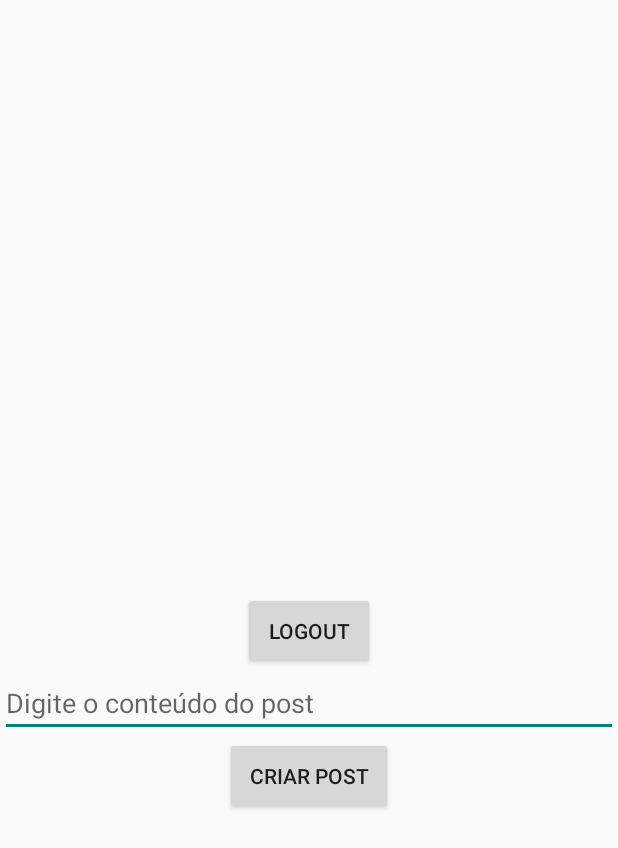
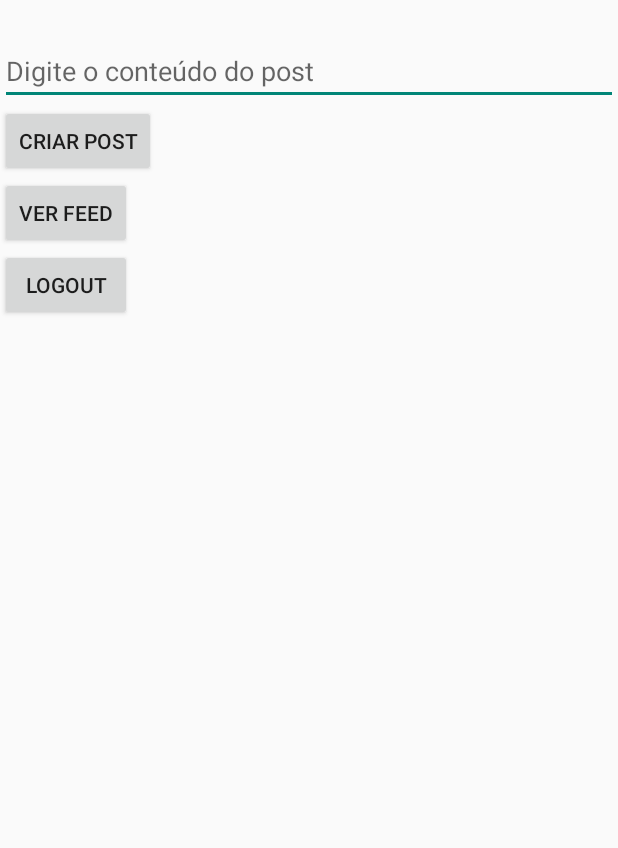
Before and after one commit to DevJPCosta/OtakuVerse-v2, an Android app: the screen it shows after launch once a user with an empty profile is signed in (HomeActivity), on a phone screen of 412 x 824 dp. Shown: the top 848 px of the screen. Run offline under Robolectric (Android 15) with nearby library versions, the phone set to English and light mode, and no system bars; our stand-ins replace Firebase (no records; nobody signed in at launch, a user with empty details on screens opened directly).

Commit message:
deu bom mesmo

```diff
--- a/app/src/main/java/com/example/myapp/HomeActivity.java
+++ b/app/src/main/java/com/example/myapp/HomeActivity.java
@@ -8,12 +8,11 @@ import android.widget.Button;
 import android.widget.EditText;
 import android.widget.TextView;
 import android.widget.Toast;
-
+import com.example.myapp.FeedActivity;
 import com.google.firebase.auth.FirebaseAuth;
 import com.google.firebase.auth.FirebaseUser;
 import com.google.firebase.database.DatabaseReference;
 import com.google.firebase.database.FirebaseDatabase;
-
 import java.util.Date;
 import java.util.Objects;
 
@@ -24,6 +23,7 @@ public class HomeActivity extends Activity {
     private Button buttonLogout;
     private EditText editTextPost;
     private Button buttonCreatePost;
+    private Button buttonViewFeed; // Botão para visualizar o feed
 
     private DatabaseReference postsRef;
 
@@ -37,6 +37,7 @@ public class HomeActivity extends Activity {
         buttonLogout = findViewById(R.id.buttonLogout);
         editTextPost = findViewById(R.id.editTextPost);
         buttonCreatePost = findViewById(R.id.buttonCreatePost);
+        buttonViewFeed = findViewById(R.id.buttonViewFeed); // Referência ao botão "Ver Feed" no layout
 
         buttonLogout.setOnClickListener(new View.OnClickListener() {
             @Override
@@ -49,6 +50,14 @@ public class HomeActivity extends Activity {
             @Override
             public void onClick(View v) {
                 createPost();
+            }
+        });
+
+        // Configurar o clique do botão "Ver Feed" para abrir a FeedActivity
+        buttonViewFeed.setOnClickListener(new View.OnClickListener() {
+            @Override
+            public void onClick(View v) {
+                redirectToFeedActivity();
             }
         });
 
@@ -70,6 +79,10 @@ public class HomeActivity extends Activity {
     private void redirectToMainActivity() {
         startActivity(new Intent(HomeActivity.this, MainActivity.class));
         finish();
+    }
+
+    private void redirectToFeedActivity() {
+        startActivity(new Intent(HomeActivity.this, FeedActivity.class));
     }
 
     private void createPost() {
--- a/app/src/main/res/layout/activity_home.xml
+++ b/app/src/main/res/layout/activity_home.xml
@@ -1,35 +1,15 @@
 <?xml version="1.0" encoding="utf-8"?>
 <LinearLayout xmlns:android="http://schemas.android.com/apk/res/android"
-    xmlns:tools="http://schemas.android.com/tools"
     android:layout_width="match_parent"
     android:layout_height="match_parent"
-    android:orientation="vertical"
-    android:gravity="center">
-
-    <TextView
-        android:id="@+id/textViewWelcome"
-        android:layout_width="wrap_content"
-        android:layout_height="wrap_content"
-        android:textSize="20sp"
-        android:textColor="@android:color/black"
-        android:padding="16dp"
-        tools:text="Bem-vindo, Usuário!" />
+    android:orientation="vertical">
 
     <TextView
         android:id="@+id/textViewUserEmail"
-        android:layout_width="wrap_content"
+        android:layout_width="match_parent"
         android:layout_height="wrap_content"
-        android:padding="16dp"
-        android:textColor="@android:color/black"
-        android:textSize="16sp"
-        tools:text="user@example.com" />
-
-    <Button
-        android:id="@+id/buttonLogout"
-        android:layout_width="wrap_content"
-        android:layout_height="wrap_content"
-        android:padding="16dp"
-        android:text="@string/logout" />
+        android:gravity="center"
+        android:textAppearance="?android:attr/textAppearanceMedium" />
 
     <EditText
         android:id="@+id/editTextPost"
@@ -41,7 +21,18 @@
         android:id="@+id/buttonCreatePost"
         android:layout_width="wrap_content"
         android:layout_height="wrap_content"
-        android:padding="16dp"
         android:text="Criar Post" />
 
+    <Button
+        android:id="@+id/buttonViewFeed"
+        android:layout_width="wrap_content"
+        android:layout_height="wrap_content"
+        android:text="Ver Feed" />
+
+    <Button
+        android:id="@+id/buttonLogout"
+        android:layout_width="wrap_content"
+        android:layout_height="wrap_content"
+        android:text="Logout" />
+
 </LinearLayout>
--- a/app/src/main/res/values/strings.xml
+++ b/app/src/main/res/values/strings.xml
@@ -12,4 +12,9 @@
     <string name="postar">Postar</string>
     <string name="logout">Logout</string>
     <string name="create_account">create_account</string>
+    <string name="digite_o_conte_do_do_post">Digite o conteúdo do post</string>
+    <string name="criar_post">Criar Post</string>
+    <string name="comentar">Comentar</string>
+    <string name="curtir">Curtir</string>
+    <string name="discutir">Discutir</string>
 </resources>
```
Also changed, not shown: app/src/main/java/com/example/myapp/FeedActivity.java (+35 -13 lines), app/src/main/java/com/example/myapp/Post.java (+42 -1 lines), app/src/main/java/com/example/myapp/PostAdapter.java (+35 -7 lines), app/src/main/res/layout/item_post.xml (+18 -0 lines).
